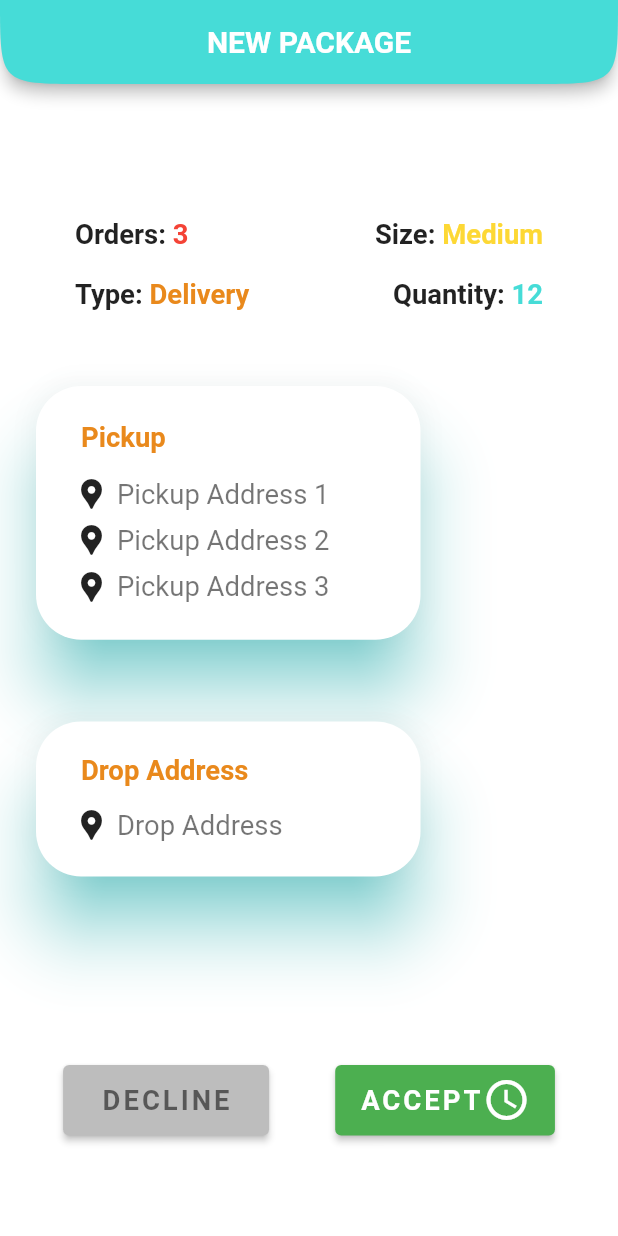
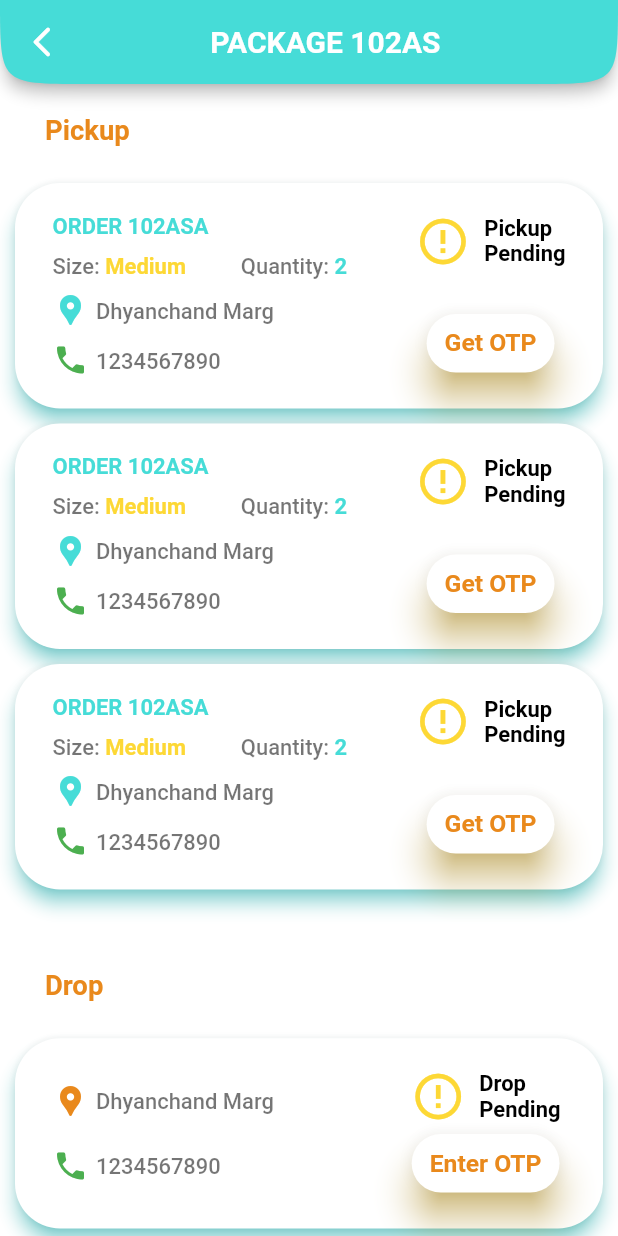
Before and after one commit to nithiink/mussut_demo_version_1, a Flutter app: the screen it shows after launch, on a phone screen of 412 x 824 dp. Run offline on Flutter 3.47's test engine with Material 2 defaults, Android fonts, the phone set to English and light mode, and no system bars; Roboto replaces fonts that are missing (Google Sans).

Commit message:
Package 102AS Screen - Completed

```diff
--- a/lib/main.dart
+++ b/lib/main.dart
@@ -1,6 +1,7 @@
 import 'package:flutter/material.dart';
 import 'package:mussut_demo_version_1/constants.dart';
 import 'package:mussut_demo_version_1/screens/newPackage.dart';
+import 'package:mussut_demo_version_1/screens/package102AS.dart';
 
 void main() {
   runApp(MyApp());
@@ -24,7 +25,7 @@ class MyApp extends StatelessWidget {
         accentColor: secondaryColor,
         visualDensity: VisualDensity.adaptivePlatformDensity,
       ),
-      home: NewPackage(),
+      home: Package102AS(),
     );
   }
 }
--- a/lib/screens/newPackage.dart
+++ b/lib/screens/newPackage.dart
@@ -145,9 +145,9 @@ class _BodyState extends State<Body> {
             ),
           ),
 
-          PickupCard(),
+          _PickupCard(),
+          _DropCard(),
 
-          DropCard(),
           SizedBox(
             height: getProportionateScreenHeight(30),
           ),
@@ -204,11 +204,7 @@ class _BodyState extends State<Body> {
   }
 }
 
-class DropCard extends StatelessWidget {
-  const DropCard({
-    Key? key,
-  }) : super(key: key);
-
+class _DropCard extends StatelessWidget {
   @override
   Widget build(BuildContext context) {
     return Card(
@@ -242,7 +238,10 @@ class DropCard extends StatelessWidget {
             ),
             Row(
               children: [
-                Icon(Icons.location_pin),
+                Icon(
+                  Icons.location_pin,
+                  color: secondaryColor,
+                ),
                 SizedBox(width: 5),
                 Text(
                   "Drop Address",
@@ -261,7 +260,7 @@ class DropCard extends StatelessWidget {
   }
 }
 
-class PickupCard extends StatelessWidget {
+class _PickupCard extends StatelessWidget {
   @override
   Widget build(BuildContext context) {
     return Card(
@@ -295,7 +294,10 @@ class PickupCard extends StatelessWidget {
             ),
             Row(
               children: [
-                Icon(Icons.location_pin),
+                Icon(
+                  Icons.location_pin,
+                  color: primaryColor,
+                ),
                 SizedBox(width: 5),
                 Text(
                   "Pickup Address 1",
@@ -309,7 +311,10 @@ class PickupCard extends StatelessWidget {
             ),
             Row(
               children: [
-                Icon(Icons.location_pin),
+                Icon(
+                  Icons.location_pin,
+                  color: primaryColor,
+                ),
                 SizedBox(width: 5),
                 Text(
                   "Pickup Address 2",
@@ -323,7 +328,10 @@ class PickupCard extends StatelessWidget {
             ),
             Row(
               children: [
-                Icon(Icons.location_pin),
+                Icon(
+                  Icons.location_pin,
+                  color: primaryColor,
+                ),
                 SizedBox(width: 5),
                 Text(
                   "Pickup Address 3",
--- /dev/null
+++ b/lib/screens/package102AS.dart
@@ -0,0 +1,370 @@
+import 'package:flutter/material.dart';
+import 'package:mussut_demo_version_1/sizeConfig.dart';
+
+import '../constants.dart';
+
+class Package102AS extends StatelessWidget {
+  @override
+  Widget build(BuildContext context) {
+    SizeConfig().init(context);
+    return Scaffold(
+      appBar: AppBar(
+        leading: IconButton(
+          icon: Icon(
+            Icons.arrow_back_ios_new_rounded,
+            color: Colors.white,
+          ),
+          onPressed: () {},
+        ),
+        shape: ContinuousRectangleBorder(
+          borderRadius: BorderRadius.vertical(
+            bottom: Radius.circular(60),
+          ),
+        ),
+        titleSpacing: getProportionateScreenWidth(92),
+        title: Text(
+          "PACKAGE 102AS",
+          style: TextStyle(
+            color: Colors.white,
+            fontWeight: FontWeight.bold,
+          ),
+        ),
+      ),
+      body: Body(),
+    );
+  }
+}
+
+class Body extends StatefulWidget {
+  @override
+  _BodyState createState() => _BodyState();
+}
+
+class _BodyState extends State<Body> {
+  @override
+  Widget build(BuildContext context) {
+    return Container(
+      width: double.infinity,
+      child: ListView(
+        // scrollDirection: Axis.vertical,
+        children: [
+          // Pickup Text
+          Padding(
+            padding: const EdgeInsets.symmetric(
+              horizontal: 30.0,
+              vertical: 20,
+            ),
+            child: Text(
+              "Pickup",
+              style: TextStyle(
+                color: secondaryColor,
+                fontSize: getProportionateScreenWidth(20),
+                fontWeight: FontWeight.bold,
+              ),
+            ),
+          ),
+          _PickupCard(),
+          _PickupCard(),
+          _PickupCard(),
+
+          SizedBox(height: getProportionateScreenHeight(30)),
+          // Drop text
+          Padding(
+            padding: const EdgeInsets.symmetric(
+              horizontal: 30.0,
+              vertical: 20,
+            ),
+            child: Text(
+              "Drop",
+              style: TextStyle(
+                color: secondaryColor,
+                fontSize: getProportionateScreenWidth(20),
+                fontWeight: FontWeight.bold,
+              ),
+            ),
+          ),
+          _DropCard(),
+          SizedBox(
+            height: getProportionateScreenHeight(300),
+          )
+        ],
+      ),
+    );
+  }
+}
+
+class _PickupCard extends StatelessWidget {
+  @override
+  Widget build(BuildContext context) {
+    return Card(
+      margin: EdgeInsets.symmetric(horizontal: 10, vertical: 5),
+      elevation: 5,
+      shadowColor: Colors.cyanAccent,
+      shape: RoundedRectangleBorder(borderRadius: BorderRadius.circular(30)),
+      child: Container(
+        width: double.infinity,
+        height: getProportionateScreenHeight(160),
+        padding: EdgeInsets.symmetric(
+          horizontal: 25,
+          vertical: 20,
+        ),
+        child: Row(
+          mainAxisAlignment: MainAxisAlignment.spaceBetween,
+          children: [
+            Column(
+              crossAxisAlignment: CrossAxisAlignment.start,
+              mainAxisAlignment: MainAxisAlignment.spaceBetween,
+              children: [
+                Text(
+                  "ORDER 102ASA",
+                  style: TextStyle(
+                    color: primaryColor,
+                    fontSize: getProportionateScreenWidth(16),
+                    fontWeight: FontWeight.bold,
+                  ),
+                ),
+                Row(
+                  mainAxisAlignment: MainAxisAlignment.spaceBetween,
+                  children: [
+                    Row(
+                      children: [
+                        Text(
+                          "Size: ",
+                          style: TextStyle(
+                            color: Colors.black54,
+                            fontSize: getProportionateScreenWidth(16),
+                            fontWeight: FontWeight.w500,
+                          ),
+                        ),
+                        Text(
+                          "Medium",
+                          style: TextStyle(
+                            color: Colors.yellow[600],
+                            fontSize: getProportionateScreenWidth(16),
+                            fontWeight: FontWeight.bold,
+                          ),
+                        ),
+                      ],
+                    ),
+                    SizedBox(
+                      width: getProportionateScreenWidth(40),
+                    ),
+                    Row(
+                      children: [
+                        Text(
+                          "Quantity: ",
+                          style: TextStyle(
+                            color: Colors.black54,
+                            fontSize: getProportionateScreenWidth(16),
+                            fontWeight: FontWeight.w500,
+                          ),
+                        ),
+                        Text(
+                          "2",
+                          style: TextStyle(
+                            color: primaryColor,
+                            fontSize: getProportionateScreenWidth(16),
+                            fontWeight: FontWeight.bold,
+                          ),
+                        ),
+                      ],
+                    ),
+                  ],
+                ),
+                Row(
+                  children: [
+                    Icon(
+                      Icons.location_pin,
+                      color: primaryColor,
+                    ),
+                    SizedBox(width: 5),
+                    Text(
+                      "Dhyanchand Marg",
+                      style: TextStyle(
+                        color: Colors.black54,
+                        fontSize: getProportionateScreenWidth(16),
+                        fontWeight: FontWeight.w500,
+                      ),
+                    ),
+                  ],
+                ),
+                Row(
+                  children: [
+                    Icon(
+                      Icons.phone,
+                      color: Colors.green,
+                    ),
+                    SizedBox(width: 5),
+                    Text(
+                      "1234567890",
+                      style: TextStyle(
+                        color: Colors.black54,
+                        fontSize: getProportionateScreenWidth(16),
+                        fontWeight: FontWeight.w500,
+                      ),
+                    ),
+                  ],
+                ),
+              ],
+            ),
+            Column(
+              mainAxisAlignment: MainAxisAlignment.spaceBetween,
+              children: [
+                Row(
+                  children: [
+                    Icon(
+                      Icons.error_outline,
+                      color: Colors.yellow[600],
+                      size: getProportionateScreenWidth(40),
+                    ),
+                    SizedBox(
+                      width: getProportionateScreenWidth(10),
+                    ),
+                    Text(
+                      "Pickup\nPending",
+                      style: TextStyle(
+                        color: Colors.black,
+                        fontSize: getProportionateScreenWidth(16),
+                        fontWeight: FontWeight.bold,
+                      ),
+                    ),
+                  ],
+                ),
+                Card(
+                  elevation: 10,
+                  shadowColor: Colors.amber[500],
+                  shape: RoundedRectangleBorder(
+                      borderRadius: BorderRadius.circular(30)),
+                  child: Container(
+                    padding: EdgeInsets.symmetric(
+                      horizontal: 12,
+                      vertical: 10,
+                    ),
+                    child: Text(
+                      "Get OTP",
+                      style: TextStyle(
+                        color: secondaryColor,
+                        fontSize: getProportionateScreenWidth(18),
+                        fontWeight: FontWeight.bold,
+                      ),
+                    ),
+                  ),
+                ),
+              ],
+            ),
+          ],
+        ),
+      ),
+    );
+  }
+}
+
+class _DropCard extends StatelessWidget {
+  @override
+  Widget build(BuildContext context) {
+    return Card(
+      margin: EdgeInsets.symmetric(horizontal: 10, vertical: 5),
+      elevation: 5,
+      shadowColor: Colors.cyanAccent,
+      shape: RoundedRectangleBorder(borderRadius: BorderRadius.circular(30)),
+      child: Container(
+        width: double.infinity,
+        height: getProportionateScreenHeight(135),
+        padding: EdgeInsets.symmetric(
+          horizontal: 25,
+          vertical: 20,
+        ),
+        child: Row(
+          mainAxisAlignment: MainAxisAlignment.spaceBetween,
+          children: [
+            Column(
+              crossAxisAlignment: CrossAxisAlignment.start,
+              mainAxisAlignment: MainAxisAlignment.spaceAround,
+              children: [
+                Row(
+                  children: [
+                    Icon(
+                      Icons.location_pin,
+                      color: secondaryColor,
+                    ),
+                    SizedBox(width: 5),
+                    Text(
+                      "Dhyanchand Marg",
+                      style: TextStyle(
+                        color: Colors.black54,
+                        fontSize: getProportionateScreenWidth(16),
+                        fontWeight: FontWeight.w500,
+                      ),
+                    ),
+                  ],
+                ),
+                Row(
+                  children: [
+                    Icon(
+                      Icons.phone,
+                      color: Colors.green,
+                    ),
+                    SizedBox(width: 5),
+                    Text(
+                      "1234567890",
+                      style: TextStyle(
+                        color: Colors.black54,
+                        fontSize: getProportionateScreenWidth(16),
+                        fontWeight: FontWeight.w500,
+                      ),
+                    ),
+                  ],
+                ),
+              ],
+            ),
+            Column(
+              mainAxisAlignment: MainAxisAlignment.spaceBetween,
+              children: [
+                Row(
+                  children: [
+                    Icon(
+                      Icons.error_outline,
+                      color: Colors.yellow[600],
+                      size: getProportionateScreenWidth(40),
+                    ),
+                    SizedBox(
+                      width: getProportionateScreenWidth(10),
+                    ),
+                    Text(
+                      "Drop\nPending",
+                      style: TextStyle(
+                        color: Colors.black,
+                        fontSize: getProportionateScreenWidth(16),
+                        fontWeight: FontWeight.bold,
+                      ),
+                    ),
+                  ],
+                ),
+                Card(
+                  elevation: 10,
+                  shadowColor: Colors.amber[500],
+                  shape: RoundedRectangleBorder(
+                      borderRadius: BorderRadius.circular(30)),
+                  child: Container(
+                    padding: EdgeInsets.symmetric(
+                      horizontal: 12,
+                      vertical: 10,
+                    ),
+                    child: Text(
+                      "Enter OTP",
+                      style: TextStyle(
+                        color: secondaryColor,
+                        fontSize: getProportionateScreenWidth(18),
+                        fontWeight: FontWeight.bold,
+                      ),
+                    ),
+                  ),
+                ),
+              ],
+            ),
+          ],
+        ),
+      ),
+    );
+  }
+}
```
